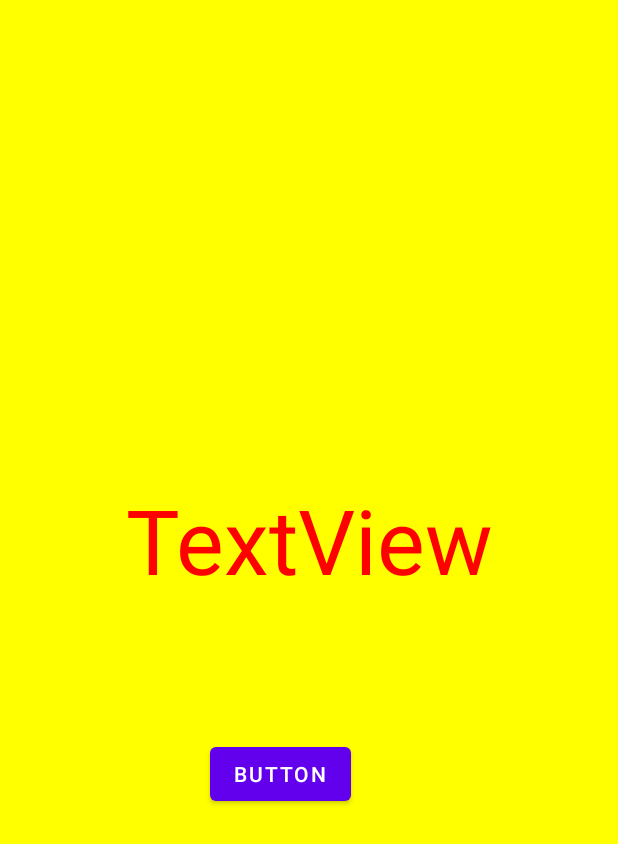
After one commit to sudharsan-veeranan/future_android, an Android app: the layout activity_splash.xml on its own in the app's theme, with its tools: preview values and no code run, on a phone screen of 412 x 824 dp. The commit adds this screen. Shown: the top 844 px of the screen. Run offline under Robolectric (Android 15) with nearby library versions, the phone set to English and light mode, and no system bars.

Commit message:
Task:  Play music on Splash Activity and stop once it goes to SecondaryActivity.kt -> SecondaryService is used

```diff
--- a/app/build.gradle
+++ b/app/build.gradle
@@ -29,6 +29,9 @@ android {
     kotlinOptions {
         jvmTarget = '1.8'
     }
+    buildFeatures{
+        viewBinding true
+    }
 }
 
 dependencies {
--- a/app/src/main/java/com/example/future_android/MainActivity.kt
+++ b/app/src/main/java/com/example/future_android/MainActivity.kt
@@ -4,11 +4,14 @@ import android.content.Intent
 import androidx.appcompat.app.AppCompatActivity
 import android.os.Bundle
 import android.widget.Button
+import com.example.future_android.databinding.ActivityMainBinding
 
 class MainActivity : AppCompatActivity() {
     override fun onCreate(savedInstanceState: Bundle?) {
         super.onCreate(savedInstanceState)
         setContentView(R.layout.activity_main)
+
+        var mainActivityLayout = ActivityMainBinding.inflate(layoutInflater)
 
         //--------------------- Services -------------------
 
--- /dev/null
+++ b/app/src/main/java/com/example/future_android/SplashActivity.kt
@@ -0,0 +1,41 @@
+package com.example.future_android
+
+import android.content.Intent
+import androidx.appcompat.app.AppCompatActivity
+import android.os.Bundle
+import android.os.Handler
+import android.widget.Toast
+import com.example.future_android.databinding.ActivitySplashBinding
+import kotlin.concurrent.thread
+
+class SplashActivity : AppCompatActivity() {
+    override fun onCreate(savedInstanceState: Bundle?) {
+        super.onCreate(savedInstanceState)
+        setContentView(R.layout.activity_splash)
+
+        var intent = Intent(this, SecondaryService::class.java)
+        startService(intent)
+
+        var splashActivity = ActivitySplashBinding.inflate(layoutInflater)
+        setContentView(splashActivity.root)
+
+        var handler = Handler()
+
+        thread {
+            for(i in 1..10){
+                Thread.sleep(1000)
+                handler.post{
+                    Toast.makeText(this,"$i", Toast.LENGTH_SHORT).show()
+                    splashActivity.textViewSplash.setText(i.toString())
+                }
+            }
+        }
+
+        splashActivity.buttonSplash.setOnClickListener {
+            var mainActIntent= Intent(this, SecondaryActivity::class.java)
+            startActivity(mainActIntent)
+        }
+
+
+    }
+}
--- /dev/null
+++ b/app/src/main/res/layout/activity_splash.xml
@@ -0,0 +1,31 @@
+<?xml version="1.0" encoding="utf-8"?>
+<androidx.constraintlayout.widget.ConstraintLayout xmlns:android="http://schemas.android.com/apk/res/android"
+    xmlns:app="http://schemas.android.com/apk/res-auto"
+    xmlns:tools="http://schemas.android.com/tools"
+    android:layout_width="match_parent"
+    android:layout_height="match_parent"
+    android:background="#ff0"
+    tools:context=".SplashActivity">
+
+    <TextView
+        android:id="@+id/textViewSplash"
+        android:layout_width="wrap_content"
+        android:layout_height="wrap_content"
+        android:layout_marginTop="319dp"
+        android:text="TextView"
+        android:textColor="#f00"
+        android:textSize="60sp"
+        app:layout_constraintEnd_toEndOf="parent"
+        app:layout_constraintStart_toStartOf="parent"
+        app:layout_constraintTop_toTopOf="parent" />
+
+    <Button
+        android:id="@+id/buttonSplash"
+        android:layout_width="wrap_content"
+        android:layout_height="wrap_content"
+        android:layout_marginStart="56dp"
+        android:layout_marginTop="92dp"
+        android:text="Button"
+        app:layout_constraintStart_toStartOf="@+id/textViewSplash"
+        app:layout_constraintTop_toBottomOf="@+id/textViewSplash" />
+</androidx.constraintlayout.widget.ConstraintLayout>
```
Also changed, not shown: app/src/main/AndroidManifest.xml (+19 -6 lines), app/src/main/java/com/example/future_android/SecondaryActivity.kt (added, +15 -0 lines), app/src/main/java/com/example/future_android/SecondaryService.kt (added, +32 -0 lines), app/src/main/res/layout/activity_secondary.xml (added, +10 -0 lines).
